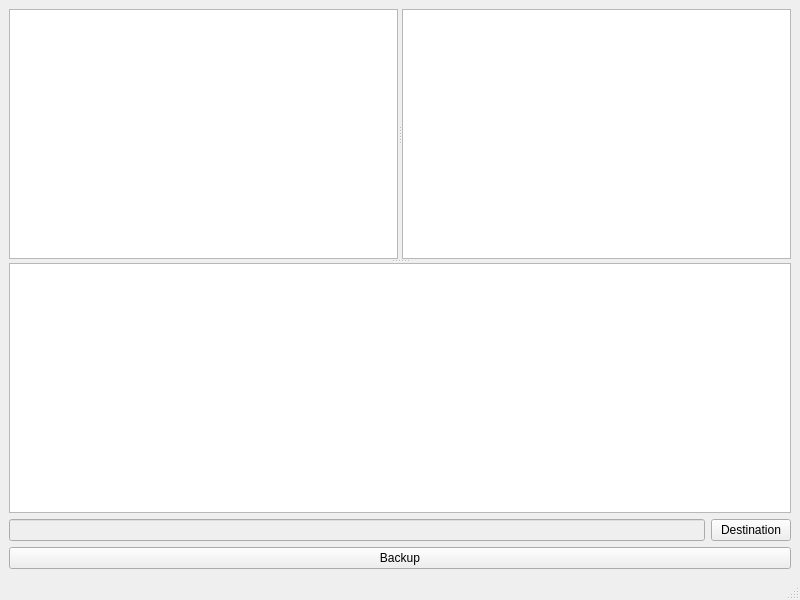
The window that src/mainwindow.ui (bgallois/noname) describes before a commit, drawn with Qt 5.
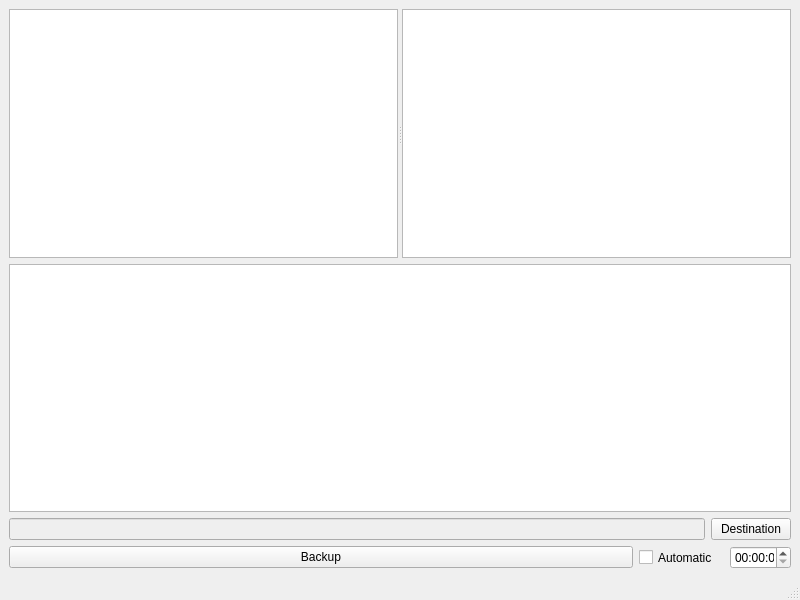
The same window after the commit.

Patch:
```diff
--- a/src/mainwindow.ui
+++ b/src/mainwindow.ui
@@ -15,25 +15,7 @@
   </property>
   <widget class="QWidget" name="centralwidget">
    <layout class="QGridLayout" name="gridLayout">
-    <item row="1" column="0">
-     <layout class="QHBoxLayout" name="horizontalLayout">
-      <item>
-       <widget class="QLineEdit" name="ui_destDisp">
-        <property name="enabled">
-         <bool>false</bool>
-        </property>
-       </widget>
-      </item>
-      <item>
-       <widget class="QPushButton" name="ui_destBut">
-        <property name="text">
-         <string>Destination</string>
-        </property>
-       </widget>
-      </item>
-     </layout>
-    </item>
-    <item row="0" column="0">
+    <item row="0" column="0" colspan="3">
      <widget class="QSplitter" name="ui_verticalSplit">
       <property name="sizePolicy">
        <sizepolicy hsizetype="Preferred" vsizetype="Expanding">
@@ -98,20 +80,59 @@
         </attribute>
        </widget>
       </widget>
-      <widget class="QTextBrowser" name="ui_log">
-       <property name="readOnly">
-        <bool>false</bool>
-       </property>
-      </widget>
      </widget>
     </item>
-    <item row="2" column="0">
+    <item row="1" column="0" colspan="3">
+     <widget class="QTextEdit" name="ui_log"/>
+    </item>
+    <item row="2" column="0" colspan="3">
+     <layout class="QHBoxLayout" name="horizontalLayout">
+      <item>
+       <widget class="QLineEdit" name="ui_destDisp">
+        <property name="enabled">
+         <bool>false</bool>
+        </property>
+       </widget>
+      </item>
+      <item>
+       <widget class="QPushButton" name="ui_destBut">
+        <property name="text">
+         <string>Destination</string>
+        </property>
+       </widget>
+      </item>
+     </layout>
+    </item>
+    <item row="3" column="0">
      <widget class="QPushButton" name="ui_backupBut">
       <property name="text">
        <string>Backup</string>
       </property>
      </widget>
     </item>
+    <item row="3" column="1">
+     <widget class="QCheckBox" name="ui_isAuto">
+      <property name="maximumSize">
+       <size>
+        <width>85</width>
+        <height>21</height>
+       </size>
+      </property>
+      <property name="text">
+       <string>Automatic</string>
+      </property>
+     </widget>
+    </item>
+    <item row="3" column="2">
+     <widget class="QTimeEdit" name="ui_time">
+      <property name="maximumSize">
+       <size>
+        <width>61</width>
+        <height>24</height>
+       </size>
+      </property>
+     </widget>
+    </item>
    </layout>
   </widget>
   <widget class="QMenuBar" name="menubar">
```
